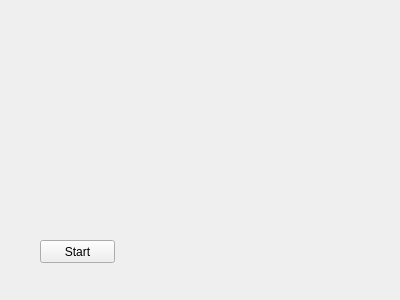
Old version of the form examples/peerconnection/pc1/widget.ui in the repository barry-ran/learn-webrtc.
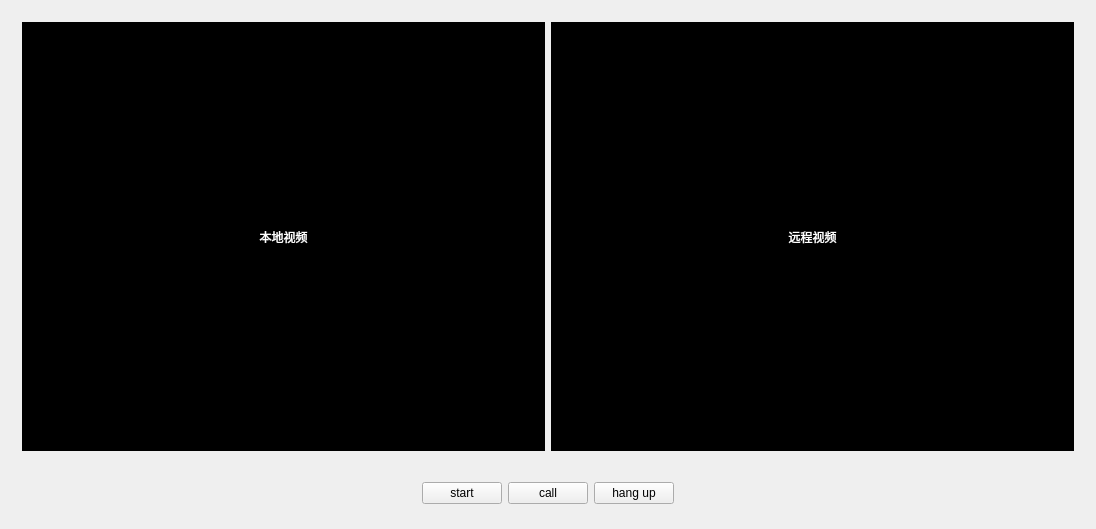
New version of the form.

The edit to the form file:
```diff
--- a/examples/peerconnection/pc1/widget.ui
+++ b/examples/peerconnection/pc1/widget.ui
@@ -6,26 +6,120 @@
    <rect>
     <x>0</x>
     <y>0</y>
-    <width>400</width>
-    <height>300</height>
+    <width>1096</width>
+    <height>529</height>
    </rect>
   </property>
   <property name="windowTitle">
    <string>Widget</string>
   </property>
-  <widget class="QPushButton" name="startBtn">
-   <property name="geometry">
-    <rect>
-     <x>40</x>
-     <y>240</y>
-     <width>75</width>
-     <height>23</height>
-    </rect>
-   </property>
-   <property name="text">
-    <string>Start</string>
-   </property>
-  </widget>
+  <layout class="QVBoxLayout" name="verticalLayout">
+   <item>
+    <widget class="QWidget" name="videoWidget" native="true">
+     <layout class="QHBoxLayout" name="horizontalLayout_2">
+      <item>
+       <widget class="QLabel" name="localLabel">
+        <property name="styleSheet">
+         <string notr="true">color: rgb(255, 255, 255);
+background-color: rgb(0, 0, 0);</string>
+        </property>
+        <property name="text">
+         <string>本地视频</string>
+        </property>
+        <property name="alignment">
+         <set>Qt::AlignCenter</set>
+        </property>
+       </widget>
+      </item>
+      <item>
+       <widget class="QLabel" name="remoteLabel">
+        <property name="styleSheet">
+         <string notr="true">color: rgb(255, 255, 255);
+background-color: rgb(0, 0, 0);</string>
+        </property>
+        <property name="text">
+         <string>远程视频</string>
+        </property>
+        <property name="alignment">
+         <set>Qt::AlignCenter</set>
+        </property>
+       </widget>
+      </item>
+     </layout>
+    </widget>
+   </item>
+   <item>
+    <widget class="QWidget" name="controlWidget" native="true">
+     <property name="maximumSize">
+      <size>
+       <width>16777215</width>
+       <height>50</height>
+      </size>
+     </property>
+     <layout class="QHBoxLayout" name="horizontalLayout">
+      <property name="leftMargin">
+       <number>0</number>
+      </property>
+      <property name="topMargin">
+       <number>0</number>
+      </property>
+      <property name="rightMargin">
+       <number>0</number>
+      </property>
+      <property name="bottomMargin">
+       <number>0</number>
+      </property>
+      <item>
+       <spacer name="horizontalSpacer">
+        <property name="orientation">
+         <enum>Qt::Horizontal</enum>
+        </property>
+        <property name="sizeHint" stdset="0">
+         <size>
+          <width>40</width>
+          <height>20</height>
+         </size>
+        </property>
+       </spacer>
+      </item>
+      <item>
+       <widget class="QPushButton" name="startBtn">
+        <property name="text">
+         <string>start</string>
+        </property>
+       </widget>
+      </item>
+      <item>
+       <widget class="QPushButton" name="callBtn">
+        <property name="text">
+         <string>call</string>
+        </property>
+       </widget>
+      </item>
+      <item>
+       <widget class="QPushButton" name="hangUpBtn">
+        <property name="text">
+         <string>hang up</string>
+        </property>
+       </widget>
+      </item>
+      <item>
+       <spacer name="horizontalSpacer_2">
+        <property name="orientation">
+         <enum>Qt::Horizontal</enum>
+        </property>
+        <property name="sizeHint" stdset="0">
+         <size>
+          <width>40</width>
+          <height>20</height>
+         </size>
+        </property>
+       </spacer>
+      </item>
+     </layout>
+    </widget>
+   </item>
+  </layout>
  </widget>
  <layoutdefault spacing="6" margin="11"/>
  <resources/>
```
